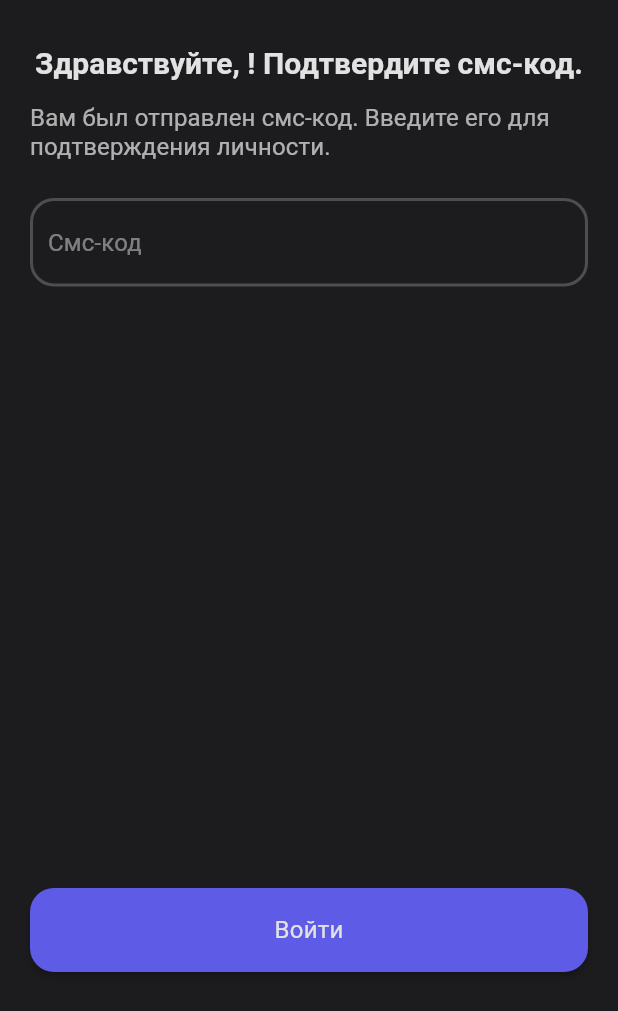
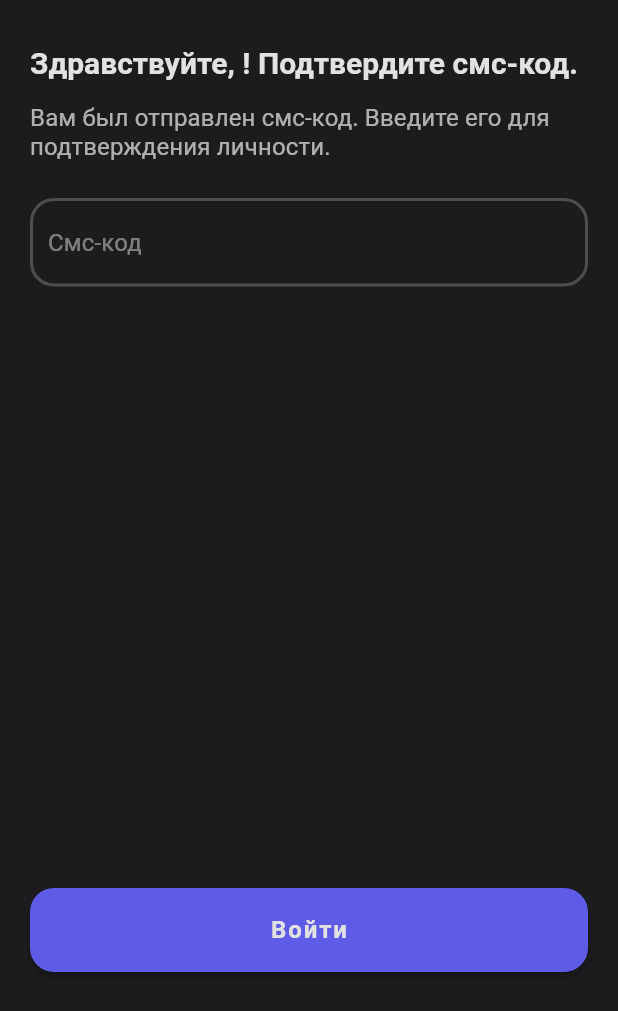
Before and after one commit to SmartDwell/thesis-mobile-app, a Flutter app: the AuthCodeScreen widget shown alone on an empty page, opened directly with empty values, on a phone screen of 412 x 824 dp. Shown: the top 1011 px of the screen. Run offline on Flutter 3.47's test engine with Material 2 defaults, Android fonts, the phone set to English and light mode, and no system bars; our stand-ins replace dio, dots_indicator, equatable, flutter_bloc, flutter_secure_storage, flutter_svg and 3 more; missing offline and left inert: flutter_pretty_dio_logger, no_context_navigation; accounts and stored records are empty; Roboto replaces fonts that are missing (SFProDisplay); project files that could hold a hidden picture were left out.

Commit message:
done auth

```diff
--- a/lib/core/helpers/dio_helper.dart
+++ b/lib/core/helpers/dio_helper.dart
@@ -10,7 +10,7 @@ import '../repositories/tokens_repository.dart';
 class DioHelper {
   static final _host = Platform.isAndroid ? '10.0.2.2' : '127.0.0.1';
   static final _localBaseUrl = "https://$_host:7001/api";
-  //static const String _baseUrl = 'http://194.99.22.243/api';
+  static const String _baseUrl = 'http://194.99.22.243:1480/api';
 
   static Future<Response> getData({
     required String url,
@@ -65,9 +65,10 @@ class DioHelper {
   ) {
     final client = Dio(
       BaseOptions(
-        baseUrl: _localBaseUrl,
-        connectTimeout: 5000,
-        receiveTimeout: 3000,
+        baseUrl: _baseUrl,
+        receiveDataWhenStatusError: true,
+        connectTimeout: 60 * 1000,
+        receiveTimeout: 60 * 1000,
       ),
     );
 
--- a/lib/core/helpers/message_helper.dart
+++ b/lib/core/helpers/message_helper.dart
@@ -40,7 +40,7 @@ class MessageHelper {
                   message,
                   style: TextStyle(
                     fontSize: fontSize,
-                    color: Theme.of(context).textTheme.subtitle1?.color,
+                    color: Theme.of(context).textTheme.titleMedium?.color,
                   ),
                 ),
               ),
@@ -123,7 +123,7 @@ class MessageHelper {
                 message,
                 style: TextStyle(
                   fontSize: 16,
-                  color: Theme.of(context).textTheme.subtitle1?.color,
+                  color: Theme.of(context).textTheme.titleMedium?.color,
                 ),
               ),
               Align(
--- a/lib/core/widgets/thesis/thesis_button.dart
+++ b/lib/core/widgets/thesis/thesis_button.dart
@@ -93,9 +93,9 @@ class _ThesisButtonContent extends StatelessWidget {
                   style: isDisabled
                       ? Theme.of(context)
                           .textTheme
-                          .subtitle1!
+                          .titleMedium!
                           .copyWith(fontWeight: FontWeight.w600)
-                      : Theme.of(context).textTheme.subtitle1,
+                      : Theme.of(context).textTheme.labelLarge,
                 )
               : child,
     );
--- a/lib/main.dart
+++ b/lib/main.dart
@@ -7,6 +7,7 @@ import 'package:provider/provider.dart';
 
 import 'core/helpers/message_helper.dart';
 import 'core/repositories/tokens_repository.dart';
+import 'core/splash_screen.dart';
 import 'src/navigation_bar/navigation_bar.dart';
 import 'src/welcome/auth/bloc/auth_index.dart';
 import 'src/welcome/auth/repositories/auth_repository.dart';
@@ -79,6 +80,25 @@ class ThesisApp extends StatelessWidget {
 
   @override
   Widget build(BuildContext context) {
-    return const WelcomeScreen();
+    final authBloc = BlocProvider.of<AuthBloc>(context)
+      ..add(const AuthStartedEvent());
+    return BlocListener<AuthBloc, AuthBaseState>(
+      bloc: authBloc,
+      listener: (context, state) {},
+      child: BlocBuilder<AuthBloc, AuthBaseState>(
+        bloc: authBloc,
+        builder: (context, state) {
+          if (state is AuthAuthenticatedState) {
+            return const ThesisNavigationBar();
+          }
+
+          if (state is AuthUnauthenticatedState) {
+            return const WelcomeScreen();
+          }
+
+          return const SplashScreen();
+        },
+      ),
+    );
   }
 }
--- a/lib/src/welcome/auth/bloc/auth_bloc.dart
+++ b/lib/src/welcome/auth/bloc/auth_bloc.dart
@@ -85,7 +85,7 @@ class AuthBloc extends Bloc<AuthBaseEvent, AuthBaseState> {
       yield const AuthSuccessCodeVerifyState();
     } on Exception catch (e) {
       debugPrint(e.getMessage);
-      yield AuthLoginFailureState(e.getMessage);
+      yield AuthCodeFailureState(e.getMessage);
     }
   }
 }
--- a/lib/src/welcome/auth/repositories/auth_repository.dart
+++ b/lib/src/welcome/auth/repositories/auth_repository.dart
@@ -53,10 +53,9 @@ class AuthRepository {
         case 400:
           throw Exception('Переданы некорректные данные');
         case 404:
-          throw Exception(
-              'Пользователь с данной почтой или номером телефона не найден');
+          throw Exception('Время действия смс-кода истекло');
         case 409:
-          throw Exception('Передан некорректный секретный код');
+          throw Exception('Передан некорректный смс-код');
         default:
           throw Exception('Что-то пошло не так');
       }
--- a/lib/src/welcome/auth/screens/auth_code_screen.dart
+++ b/lib/src/welcome/auth/screens/auth_code_screen.dart
@@ -27,7 +27,7 @@ class AuthCodeScreen extends StatelessWidget {
       listener: (context, state) {
         if (state is AuthSuccessCodeVerifyState) {
           bloc.add(const AuthSuccessEvent());
-          //Navigator.pushReplacementNamed(context, '/navbar');
+          Navigator.pushReplacementNamed(context, '/navbar');
         }
 
         if (state is AuthCodeFailureState) {
@@ -128,15 +128,16 @@ class _AuthCodeTitleWidget extends StatelessWidget {
   @override
   Widget build(BuildContext context) {
     return Column(
+      crossAxisAlignment: CrossAxisAlignment.start,
       children: [
         Text(
           'Здравствуйте, $username! Подтвердите смс-код.',
-          style: Theme.of(context).textTheme.headline5,
+          style: Theme.of(context).textTheme.headlineSmall,
         ),
         const SizedBox(height: 16),
         Text(
           'Вам был отправлен смс-код. Введите его для подтверждения личности.',
-          style: Theme.of(context).textTheme.subtitle2,
+          style: Theme.of(context).textTheme.titleSmall,
         ),
         const SizedBox(height: 25),
         TextFormField(
@@ -155,7 +156,7 @@ class _AuthCodeTitleWidget extends StatelessWidget {
               padding: const EdgeInsets.only(top: 12.0),
               child: Text(
                 error,
-                style: Theme.of(context).textTheme.bodyText2?.copyWith(
+                style: Theme.of(context).textTheme.bodyMedium?.copyWith(
                       color: Theme.of(context).errorColor,
                     ),
               ),
--- a/lib/src/welcome/auth/screens/auth_login_screen.dart
+++ b/lib/src/welcome/auth/screens/auth_login_screen.dart
@@ -135,12 +135,12 @@ class _AuthLoginTitleWidget extends StatelessWidget {
       children: [
         Text(
           'Введите вашу почту или номер телефона',
-          style: Theme.of(context).textTheme.headline4,
+          style: Theme.of(context).textTheme.headlineMedium,
         ),
         const SizedBox(height: 16),
         Text(
           'На ваш адрес электронной почты или номер телефона придет смс-код для входа в приложение',
-          style: Theme.of(context).textTheme.subtitle2,
+          style: Theme.of(context).textTheme.titleSmall,
         ),
         const SizedBox(height: 25),
         TextFormField(
@@ -165,7 +165,7 @@ class _AuthLoginTitleWidget extends StatelessWidget {
               padding: const EdgeInsets.only(top: 12.0),
               child: Text(
                 error,
-                style: Theme.of(context).textTheme.bodyText2?.copyWith(
+                style: Theme.of(context).textTheme.bodyMedium?.copyWith(
                       color: Theme.of(context).errorColor,
                     ),
               ),
--- a/lib/src/welcome/introduction/introduction_screen.dart
+++ b/lib/src/welcome/introduction/introduction_screen.dart
@@ -44,12 +44,12 @@ class IntroductionScreen extends StatelessWidget {
                     ),
                     Text(
                       tempItems[index].title,
-                      style: Theme.of(context).textTheme.headline4,
+                      style: Theme.of(context).textTheme.headlineMedium,
                     ),
                     const SizedBox(height: 12),
                     Text(
                       tempItems[index].description,
-                      style: Theme.of(context).textTheme.subtitle2,
+                      style: Theme.of(context).textTheme.titleSmall,
                     ),
                   ],
                 );
--- a/lib/theme/dark_theme.dart
+++ b/lib/theme/dark_theme.dart
@@ -17,80 +17,81 @@ final darkThemeData = ThemeData(
     systemOverlayStyle: SystemUiOverlayStyle(
       statusBarColor: kDarkTextPrimaryColor,
       statusBarIconBrightness: Brightness.light,
+      statusBarBrightness: Brightness.light,
     ),
   ),
   textTheme: TextTheme(
-    headline1: const TextStyle(
+    displayLarge: const TextStyle(
       fontSize: 64,
       fontWeight: FontWeight.w900,
       letterSpacing: -1.5,
       color: kDarkTextPrimaryColor,
     ),
-    headline2: const TextStyle(
+    displayMedium: const TextStyle(
       fontSize: 48,
       fontWeight: FontWeight.w800,
       letterSpacing: -0.5,
       color: kDarkTextPrimaryColor,
     ),
-    headline3: const TextStyle(
+    displaySmall: const TextStyle(
       fontSize: 36,
       fontWeight: FontWeight.w700,
       color: kDarkTextPrimaryColor,
     ),
-    headline4: const TextStyle(
+    headlineMedium: const TextStyle(
       fontSize: 28,
       fontWeight: FontWeight.w600,
       letterSpacing: 0.25,
       color: kDarkTextPrimaryColor,
     ),
-    headline5: const TextStyle(
+    headlineSmall: const TextStyle(
       fontSize: 20,
       fontWeight: FontWeight.w600,
       color: kDarkTextPrimaryColor,
     ),
-    headline6: const TextStyle(
+    titleLarge: const TextStyle(
       fontSize: 16,
       fontWeight: FontWeight.w600,
       letterSpacing: 0.15,
       color: kDarkTextPrimaryColor,
     ),
-    subtitle1: const TextStyle(
+    titleMedium: const TextStyle(
       fontSize: 16,
       fontWeight: FontWeight.w400,
       letterSpacing: 0.15,
       color: kDarkTextPrimaryColor,
     ),
-    subtitle2: TextStyle(
+    titleSmall: TextStyle(
       fontSize: 16,
       fontWeight: FontWeight.w400,
       letterSpacing: 0.1,
       color: kDarkTextSecondaryColor,
     ),
-    bodyText1: const TextStyle(
+    bodyLarge: const TextStyle(
       fontSize: 16,
       fontWeight: FontWeight.w400,
       letterSpacing: 0.5,
       color: kDarkTextPrimaryColor,
     ),
-    bodyText2: TextStyle(
+    bodyMedium: TextStyle(
       fontSize: 14,
       fontWeight: FontWeight.w400,
       letterSpacing: 0.25,
       color: kDarkTextSecondaryColor,
     ),
-    button: const TextStyle(
+    labelLarge: const TextStyle(
       fontSize: 16,
       fontWeight: FontWeight.w600,
       letterSpacing: 1.25,
       color: kDarkTextPrimaryColor,
     ),
-    caption: TextStyle(
+    bodySmall: TextStyle(
       fontSize: 12,
       fontWeight: FontWeight.w400,
       letterSpacing: 0.4,
       color: kDarkTextSecondaryColor,
     ),
-    overline: TextStyle(
+    labelSmall: TextStyle(
       fontSize: 10,
       fontWeight: FontWeight.w400,
       letterSpacing: 1.5,
--- a/lib/theme/light_theme.dart
+++ b/lib/theme/light_theme.dart
@@ -7,6 +7,84 @@ final lightThemeData = ThemeData(
   fontFamily: "SFProDisplay",
   appBarTheme: const AppBarTheme(
     backgroundColor: kDarkBackgroundColor,
+  ),
+  textTheme: TextTheme(
+    displayLarge: const TextStyle(
+      fontSize: 64,
+      fontWeight: FontWeight.w900,
+      letterSpacing: -1.5,
+      color: kDarkTextPrimaryColor,
+    ),
+    displayMedium: const TextStyle(
+      fontSize: 48,
+      fontWeight: FontWeight.w800,
+      letterSpacing: -0.5,
+      color: kDarkTextPrimaryColor,
+    ),
+    displaySmall: const TextStyle(
+      fontSize: 36,
+      fontWeight: FontWeight.w700,
+      color: kDarkTextPrimaryColor,
+    ),
+    headlineMedium: const TextStyle(
+      fontSize: 28,
+      fontWeight: FontWeight.w600,
+      letterSpacing: 0.25,
+      color: kDarkTextPrimaryColor,
+    ),
+    headlineSmall: const TextStyle(
+      fontSize: 20,
+      fontWeight: FontWeight.w600,
+      color: kDarkTextPrimaryColor,
+    ),
+    titleLarge: const TextStyle(
+      fontSize: 16,
+      fontWeight: FontWeight.w600,
+      letterSpacing: 0.15,
+      color: kDarkTextPrimaryColor,
+    ),
+    titleMedium: const TextStyle(
+      fontSize: 16,
+      fontWeight: FontWeight.w400,
+      letterSpacing: 0.15,
+      color: kDarkTextPrimaryColor,
+    ),
+    titleSmall: TextStyle(
+      fontSize: 16,
+      fontWeight: FontWeight.w400,
+      letterSpacing: 0.1,
+      color: kDarkTextSecondaryColor,
+    ),
+    bodyLarge: const TextStyle(
+      fontSize: 16,
+      fontWeight: FontWeight.w400,
+      letterSpacing: 0.5,
+      color: kDarkTextPrimaryColor,
+    ),
+    bodyMedium: TextStyle(
+      fontSize: 14,
+      fontWeight: FontWeight.w400,
+      letterSpacing: 0.25,
+      color: kDarkTextSecondaryColor,
+    ),
+    labelLarge: const TextStyle(
+      fontSize: 16,
+      fontWeight: FontWeight.w600,
+      letterSpacing: 1.25,
+      color: kDarkTextPrimaryColor,
+    ),
+    bodySmall: TextStyle(
+      fontSize: 12,
+      fontWeight: FontWeight.w400,
+      letterSpacing: 0.4,
+      color: kDarkTextSecondaryColor,
+    ),
+    labelSmall: TextStyle(
+      fontSize: 10,
+      fontWeight: FontWeight.w400,
+      letterSpacing: 1.5,
+      color: kDarkTextSecondaryColor,
+    ),
   ),
   primaryColor: kPrimaryColor,
   primaryColorLight: kPrimaryLightColor,
@@ -27,56 +105,6 @@ final lightThemeData = ThemeData(
       color: kGray2Color,
     ),
   ),
-  textTheme: TextTheme(
-    headline4: const TextStyle(
-      fontSize: 34,
-      letterSpacing: 0.25,
-      fontWeight: FontWeight.bold,
-      color: kDarkTextPrimaryColor,
-    ),
-    headline5: const TextStyle(
-      fontSize: 26,
-      letterSpacing: 0,
-      fontWeight: FontWeight.bold,
-      color: kDarkTextPrimaryColor,
-    ),
-    headline6: const TextStyle(
-      fontSize: 20,
-      letterSpacing: 0.15,
-      fontWeight: FontWeight.w600,
-      color: kDarkTextPrimaryColor,
-    ),
-    subtitle1: const TextStyle(
-      fontSize: 16,
-      letterSpacing: 0.15,
-      fontWeight: FontWeight.w600,
-      color: kDarkTextPrimaryColor,
-    ),
-    subtitle2: TextStyle(
-      fontSize: 16,
-      letterSpacing: 0.1,
-      fontWeight: FontWeight.w400,
-      color: kDarkTextSecondaryColor,
-    ),
-    bodyText1: const TextStyle(
-      fontSize: 16,
-      letterSpacing: 0.5,
-      fontWeight: FontWeight.w400,
-      color: kDarkTextPrimaryColor,
-    ),
-    bodyText2: TextStyle(
-      fontSize: 14,
-      letterSpacing: 0.25,
-      fontWeight: FontWeight.w400,
-      color: kDarkTextSecondaryColor,
-    ),
-    caption: TextStyle(
-      fontSize: 14,
-      letterSpacing: 0.4,
-      fontWeight: FontWeight.w400,
-      color: kDarkTextSecondaryColor,
-    ),
-  ),
   cardTheme: CardTheme(
     color: kDarkBackgroundSecondaryColor,
     elevation: 0,
--- a/pubspec.yaml
+++ b/pubspec.yaml
@@ -15,7 +15,7 @@ dependencies:
   dots_indicator: ^2.1.0
   flutter_secure_storage: ^7.0.1
   provider: ^6.0.5
-  modal_bottom_sheet: ^2.1.2
+  modal_bottom_sheet: ^3.0.0-pre
   equatable: ^2.0.5
   dio: ^4.0.6
   flutter_pretty_dio_logger: ^2.0.3
```
Also changed, not shown: pubspec.lock, 1 other file.
